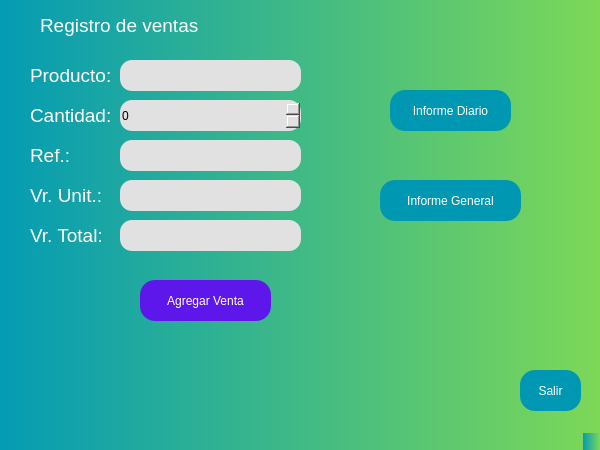
The window that InventoryHome.ui (Yohan205/ProjectInventory) describes before a commit, drawn with Qt 5.
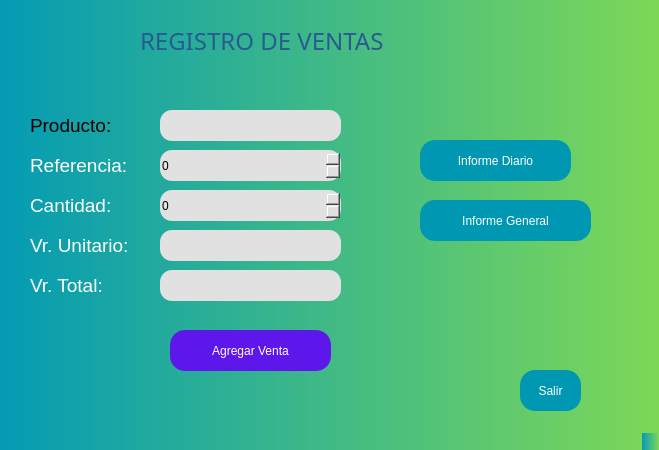
The same window after the commit.

Commit message: Cambio Referencia

```diff
--- a/InventoryHome.ui
+++ b/InventoryHome.ui
@@ -6,7 +6,7 @@
    <rect>
     <x>0</x>
     <y>0</y>
-    <width>600</width>
+    <width>659</width>
     <height>450</height>
    </rect>
   </property>
@@ -23,35 +23,37 @@
    <widget class="QLabel" name="tittle">
     <property name="geometry">
      <rect>
-      <x>40</x>
-      <y>10</y>
-      <width>161</width>
-      <height>31</height>
+      <x>140</x>
+      <y>20</y>
+      <width>381</width>
+      <height>41</height>
      </rect>
     </property>
     <property name="font">
      <font>
-      <family>Arial</family>
-      <pointsize>14</pointsize>
+      <family>Arial Black</family>
+      <pointsize>18</pointsize>
       <weight>10</weight>
       <italic>false</italic>
       <bold>false</bold>
      </font>
     </property>
     <property name="styleSheet">
-     <string notr="true">background-color: rgba(255, 255, 255, 0);
-color: rgb(255, 255, 255);
-font: 87 14pt &quot;Arial&quot;;</string>
+     <string notr="true">background-color: rgb(255, 255, 255, 0);
+color: rgb(40, 91, 145);
+font: 87 18pt &quot;Arial Black&quot;;
+
+</string>
     </property>
     <property name="text">
-     <string>Registro de ventas</string>
+     <string>REGISTRO DE VENTAS</string>
     </property>
    </widget>
    <widget class="QLineEdit" name="iProduct">
     <property name="geometry">
      <rect>
-      <x>120</x>
-      <y>60</y>
+      <x>160</x>
+      <y>110</y>
       <width>181</width>
       <height>31</height>
      </rect>
@@ -69,8 +71,8 @@
     <property name="geometry">
      <rect>
       <x>30</x>
-      <y>60</y>
-      <width>91</width>
+      <y>110</y>
+      <width>101</width>
       <height>31</height>
      </rect>
     </property>
@@ -84,8 +86,8 @@
      </font>
     </property>
     <property name="styleSheet">
-     <string notr="true">background-color: rgba(255, 255, 255, 0);
-color: rgb(255, 255, 255);
+     <string notr="true">background-color: rgb(255, 255, 255, 0);
+color: rgb(0, 0, 0);
 font: 87 14pt &quot;Arial&quot;;</string>
     </property>
     <property name="text">
@@ -96,8 +98,8 @@
     <property name="geometry">
      <rect>
       <x>30</x>
-      <y>100</y>
-      <width>91</width>
+      <y>190</y>
+      <width>101</width>
       <height>31</height>
      </rect>
     </property>
@@ -123,8 +125,8 @@
     <property name="geometry">
      <rect>
       <x>30</x>
-      <y>140</y>
-      <width>51</width>
+      <y>150</y>
+      <width>121</width>
       <height>31</height>
      </rect>
     </property>
@@ -143,33 +145,15 @@
 font: 87 14pt &quot;Arial&quot;;</string>
     </property>
     <property name="text">
-     <string>Ref.:</string>
-    </property>
-   </widget>
-   <widget class="QLineEdit" name="iRef">
-    <property name="geometry">
-     <rect>
-      <x>120</x>
-      <y>140</y>
-      <width>181</width>
-      <height>31</height>
-     </rect>
-    </property>
-    <property name="styleSheet">
-     <string notr="true">background-color: rgb(225, 225, 225);
-font: 12pt &quot;Arial&quot;;
-border-radius: 12px;</string>
-    </property>
-    <property name="text">
-     <string/>
+     <string>Referencia:</string>
     </property>
    </widget>
    <widget class="QLabel" name="eUnit">
     <property name="geometry">
      <rect>
       <x>30</x>
-      <y>180</y>
-      <width>71</width>
+      <y>230</y>
+      <width>121</width>
       <height>31</height>
      </rect>
     </property>
@@ -188,15 +172,15 @@
 font: 87 14pt &quot;Arial&quot;;</string>
     </property>
     <property name="text">
-     <string>Vr. Unit.:</string>
+     <string>Vr. Unitario:</string>
     </property>
    </widget>
    <widget class="QLabel" name="eTotal">
     <property name="geometry">
      <rect>
       <x>30</x>
-      <y>220</y>
-      <width>71</width>
+      <y>270</y>
+      <width>111</width>
       <height>31</height>
      </rect>
     </property>
@@ -221,8 +205,8 @@
    <widget class="QLineEdit" name="iUnit">
     <property name="geometry">
      <rect>
-      <x>120</x>
-      <y>180</y>
+      <x>160</x>
+      <y>230</y>
       <width>181</width>
       <height>31</height>
      </rect>
@@ -239,8 +223,8 @@
    <widget class="QLineEdit" name="iTotal">
     <property name="geometry">
      <rect>
-      <x>120</x>
-      <y>220</y>
+      <x>160</x>
+      <y>270</y>
       <width>181</width>
       <height>31</height>
      </rect>
@@ -260,9 +244,9 @@
    <widget class="QPushButton" name="addSell">
     <property name="geometry">
      <rect>
-      <x>140</x>
-      <y>280</y>
-      <width>131</width>
+      <x>170</x>
+      <y>330</y>
+      <width>161</width>
       <height>41</height>
      </rect>
     </property>
@@ -282,9 +266,9 @@
    <widget class="QPushButton" name="reportDaily">
     <property name="geometry">
      <rect>
-      <x>390</x>
-      <y>90</y>
-      <width>121</width>
+      <x>420</x>
+      <y>140</y>
+      <width>151</width>
       <height>41</height>
      </rect>
     </property>
@@ -304,9 +288,9 @@
    <widget class="QPushButton" name="reportGeneral">
     <property name="geometry">
      <rect>
-      <x>380</x>
-      <y>180</y>
-      <width>141</width>
+      <x>420</x>
+      <y>200</y>
+      <width>171</width>
       <height>41</height>
      </rect>
     </property>
@@ -348,8 +332,23 @@
    <widget class="QSpinBox" name="spinCant">
     <property name="geometry">
      <rect>
-      <x>120</x>
-      <y>100</y>
+      <x>160</x>
+      <y>190</y>
+      <width>181</width>
+      <height>31</height>
+     </rect>
+    </property>
+    <property name="styleSheet">
+     <string notr="true">background-color: rgb(225, 225, 225);
+font: 12pt &quot;Arial&quot;;
+border-radius: 12px;</string>
+    </property>
+   </widget>
+   <widget class="QSpinBox" name="iRef">
+    <property name="geometry">
+     <rect>
+      <x>160</x>
+      <y>150</y>
       <width>181</width>
       <height>31</height>
      </rect>
```
The commit also changes 3 other files.
